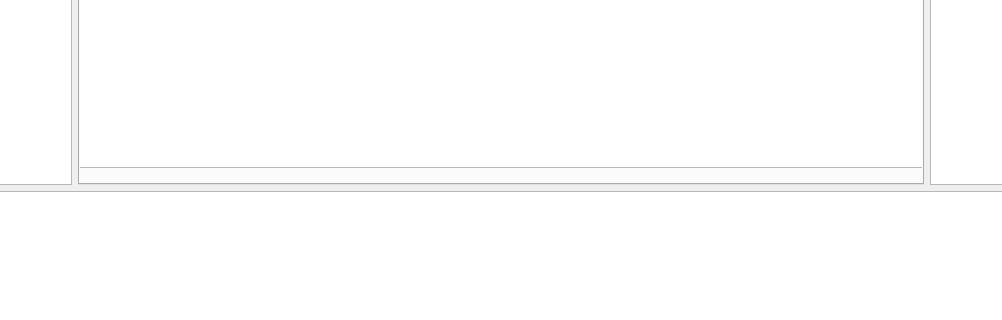
Old version of the form mainwindow.ui in the repository AnthonyChiavelli/GitVisualizationTool; both pictures show x 195 to 1197 and y 348 to 668 of the 1392 by 764 pixel window.
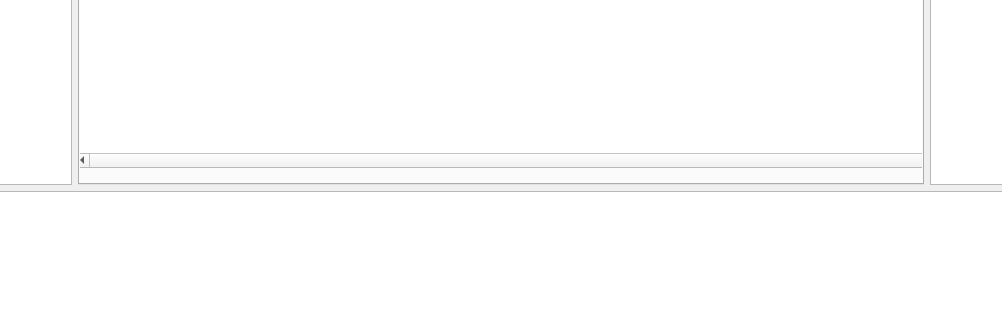
New version of the form.

```diff
--- a/mainwindow.ui
+++ b/mainwindow.ui
@@ -41,6 +41,9 @@
             <height>461</height>
            </rect>
           </property>
+          <property name="horizontalScrollBarPolicy">
+           <enum>Qt::ScrollBarAlwaysOn</enum>
+          </property>
          </widget>
         </widget>
         <widget class="QWidget" name="tab_2">
```
Left out of the diff: 2 changed lines with no effect on the pictures.
